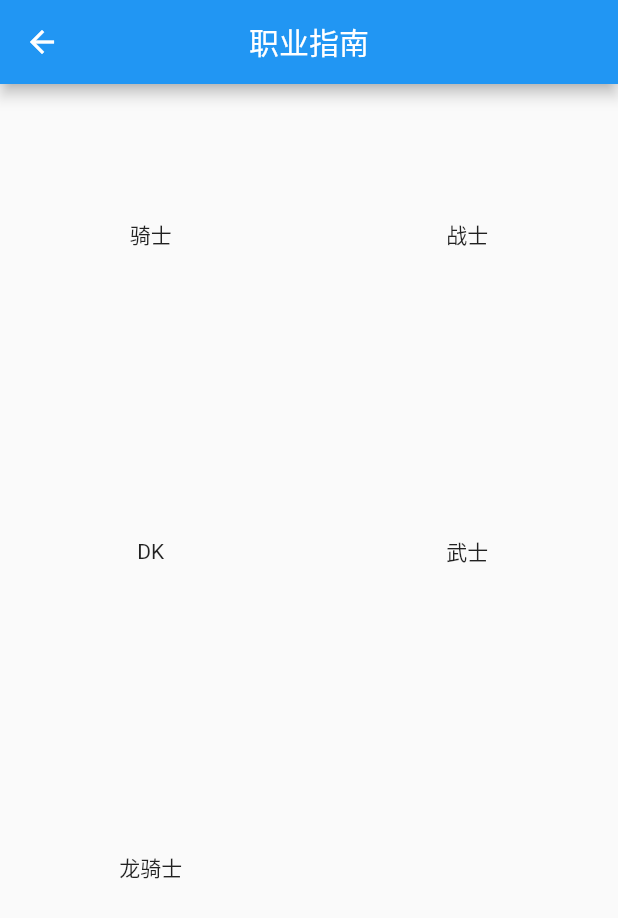
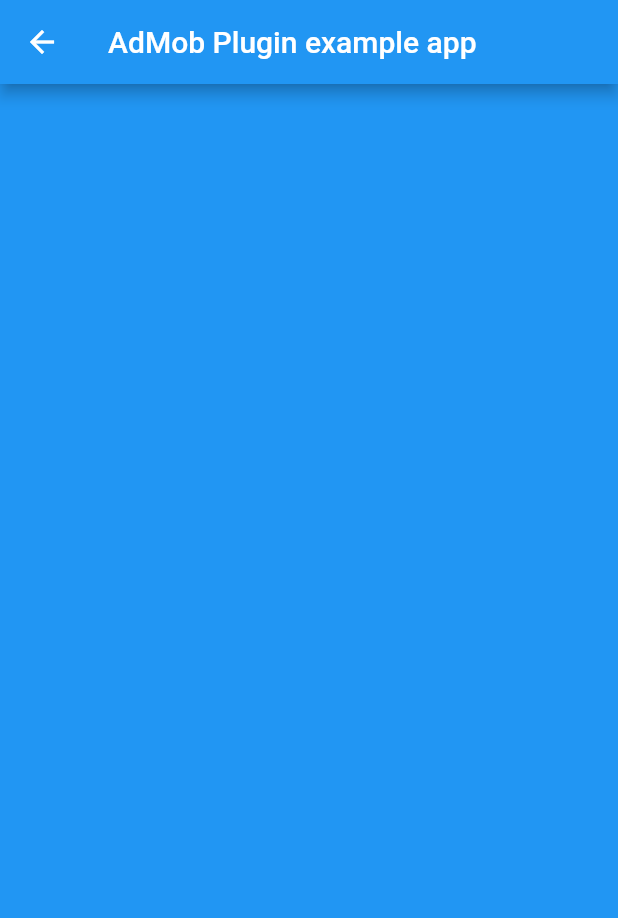
Before and after one commit to lizhuoyuan/ff14_assistant, a Flutter app: the HomePage screen opened by its route, on a phone screen of 412 x 824 dp. Shown: the top 918 px of the screen. Run offline on Flutter 3.47's test engine with Material 2 defaults, Android fonts, the phone set to English and light mode, and no system bars; our stand-ins replace dio, rxdart; missing offline and left inert: firebase_admob; accounts and stored records are empty.

Commit message:
可耻的加了个广告试试

```diff
--- a/lib/common/constant.dart
+++ b/lib/common/constant.dart
@@ -13,3 +13,9 @@ const careers = [
   {'id': 3, 'name': '武士', 'e_name': 'samurai'},
   {'id': 4, 'name': '龙骑士', 'e_name': 'dragoon'},
 ];
+
+const adAppId = 'ca-app-pub-2770345077398727~2236417074';
+
+const adInterstitialId = 'ca-app-pub-2770345077398727/4578852845';
+const adVideoId = 'ca-app-pub-2770345077398727/1278558627';
+const adBannerId = 'ca-app-pub-2770345077398727/1599613519';
--- a/lib/main.dart
+++ b/lib/main.dart
@@ -1,6 +1,8 @@
 import 'package:ff14_assistant/app_routes.dart';
 import 'package:ff14_assistant/bloc/bloc_provider.dart';
-import 'package:ff14_assistant/page/career_page.dart';
+import 'package:ff14_assistant/common/constant.dart';
+import 'package:ff14_assistant/page/home_page.dart';
+import 'package:firebase_admob/firebase_admob.dart';
 import 'package:flutter/material.dart';
 
 void main() => runApp(BLoCProvider(child: MyApp()));
@@ -8,12 +10,13 @@ void main() => runApp(BLoCProvider(child: MyApp()));
 class MyApp extends StatelessWidget {
   @override
   Widget build(BuildContext context) {
+    FirebaseAdMob.instance.initialize(appId: adAppId);
     return MaterialApp(
       title: 'FF14助手',
       theme: ThemeData(
         primarySwatch: Colors.blue,
       ),
-      home: CareerPage(),
+      home: HomePage(),
       routes: AppRoutes.routes,
     );
   }
--- a/lib/page/home_page.dart
+++ b/lib/page/home_page.dart
@@ -4,43 +4,78 @@
  * 首页 app一进来的页面 有跳转到career page的入口
  */
 
+import 'dart:async';
+
 import 'package:ff14_assistant/common/constant.dart';
-import 'package:ff14_assistant/page/career_page.dart';
+import 'package:ff14_assistant/utils/utils.dart';
+import 'package:firebase_admob/firebase_admob.dart';
 import 'package:flutter/material.dart';
 
-class HomePage extends StatelessWidget {
+class HomePage extends StatefulWidget {
+  @override
+  _HomePageState createState() => _HomePageState();
+}
+
+class _HomePageState extends State<HomePage> {
+  InterstitialAd _interstitialAd;
+  Timer _timer;
+  int delayTime = 5;
+
+  InterstitialAd createInterstitialAd() {
+    return InterstitialAd(
+      adUnitId: adInterstitialId,
+      targetingInfo: Utils.targetingInfo,
+      listener: (MobileAdEvent event) {
+        print("InterstitialAd event $event");
+      },
+    );
+  }
+
+  @override
+  void initState() {
+    super.initState();
+    loadInterstitialAd();
+    _timer = Timer.periodic(Duration(seconds: 1), (_timer) {
+      if (delayTime == 0) {
+        cancelTimerAndAd();
+        return;
+      }
+      setState(() {
+        delayTime--;
+      });
+      print(delayTime);
+    });
+  }
+
+  void cancelTimerAndAd() {
+    _timer?.cancel();
+    _timer = null;
+    _interstitialAd?.dispose();
+    Navigator.pushNamed(context, 'career');
+  }
+
+  loadInterstitialAd() {
+    _interstitialAd?.dispose();
+    _interstitialAd = createInterstitialAd()
+      ..load()
+      ..show();
+  }
+
   @override
   Widget build(BuildContext context) {
     return Scaffold(
       appBar: AppBar(
-        title: Text('职业指南'),
-        centerTitle: true,
+        title: const Text('AdMob Plugin example app'),
       ),
-      body: Container(
-        child: GridView.builder(
-          gridDelegate: SliverGridDelegateWithFixedCrossAxisCount(
-              crossAxisCount: 2,
-              mainAxisSpacing: 10.0, //主轴(竖直)方向间距
-              crossAxisSpacing: 10.0, //纵轴(水平)方向间距
-              childAspectRatio: 1.0), //纵轴缩放比例
-          itemBuilder: _gridBuilder,
-          itemCount: careers.length,
-        ),
-      ),
+      body: Container(color: Colors.blue),
     );
   }
 
-  Widget _gridBuilder(BuildContext context, int index) {
-    return InkWell(
-      onTap: () {
-        Navigator.push(context,
-            MaterialPageRoute(builder: (BuildContext context) {
-          return CareerPage();
-        }));
-      },
-      child: Center(
-        child: Text(careers[index]['name']),
-      ),
-    );
+  @override
+  void dispose() {
+    _interstitialAd?.dispose();
+    _timer?.cancel();
+    _timer = null;
+    super.dispose();
   }
 }
--- /dev/null
+++ b/lib/utils/utils.dart
@@ -0,0 +1,16 @@
+/*
+ * author: Created by 李卓原 on 2019/6/5.
+ * email: zhuoyuan93@gmail.com
+ *
+ */
+
+import 'package:firebase_admob/firebase_admob.dart';
+
+class Utils {
+  static MobileAdTargetingInfo targetingInfo = MobileAdTargetingInfo(
+    keywords: <String>['flutterio', 'beautiful apps'],
+    contentUrl: 'https://flutter.io',
+    childDirected: false,
+    testDevices: <String>[], // Android emulators are considered test devices
+  );
+}
--- a/pubspec.yaml
+++ b/pubspec.yaml
@@ -22,7 +22,7 @@ dependencies:
   dio: ^2.1.0
   # The following adds the Cupertino Icons font to your application.
   # Use with the CupertinoIcons class for iOS style icons.
-  cupertino_icons: ^0.1.2
+  firebase_admob: ^0.9.0+1
   rxdart: ^0.21.0
 
 dev_dependencies:
```
Also changed, not shown: pubspec.lock, 1 other file.
